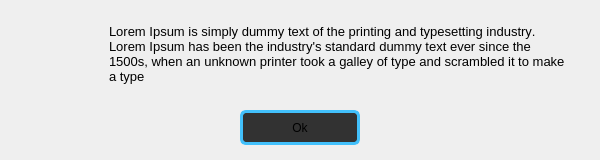
Old version of the form include/ui/DialogWindow.ui in the repository alcros33/MHW-Costume-Armor.
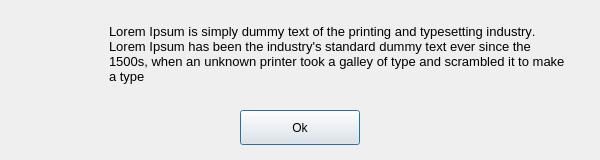
New version of the form. Icons and pictures are not drawn.

```diff
--- a/include/ui/DialogWindow.ui
+++ b/include/ui/DialogWindow.ui
@@ -34,39 +34,13 @@
    <property name="font">
     <font>
      <family>MS Shell Dlg 2</family>
-     <pointsize>9</pointsize>
      <weight>50</weight>
      <italic>false</italic>
      <bold>false</bold>
     </font>
    </property>
    <property name="styleSheet">
-    <string notr="true">QPushButton:hover:!pressed:enabled
-{
-	background-color :rgb(66, 192, 251);
-	border: 3px solid rgb(48, 73, 157);
-}
-
-QPushButton
-{
-font: 9pt &quot;MS Shell Dlg 2&quot;;
-border: 3px solid #42c0fb;
-background-color: rgb(50, 50, 50);
- border-radius: 6px;
-}
-
-QPushButton:pressed {
-background-color :rgb(48, 73, 157);
-border: 3px solid rgb(26, 40, 86);
-
-}
-
-QPushButton:disabled {
-background-color : rgba(50, 50, 50, 150);
-border: 1px solid rgba(66, 192, 251, 150);
-color: rgba(255,255,255,100);
-
-}</string>
+    <string notr="true"></string>
    </property>
    <property name="text">
     <string>Ok</string>
```
